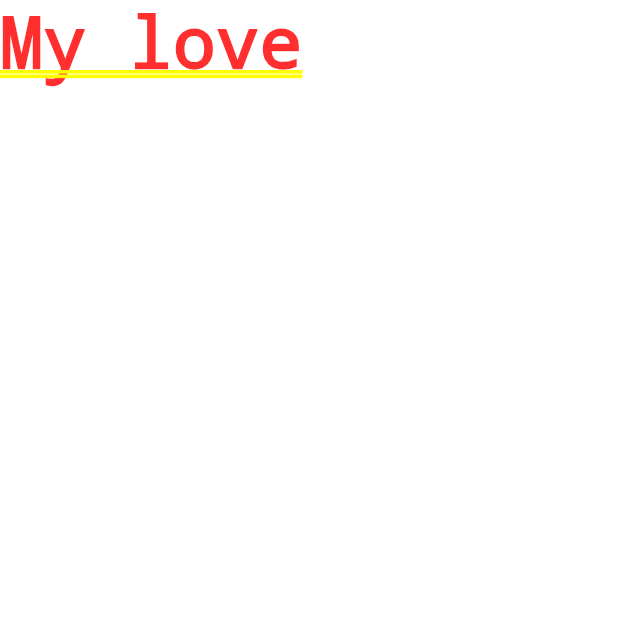
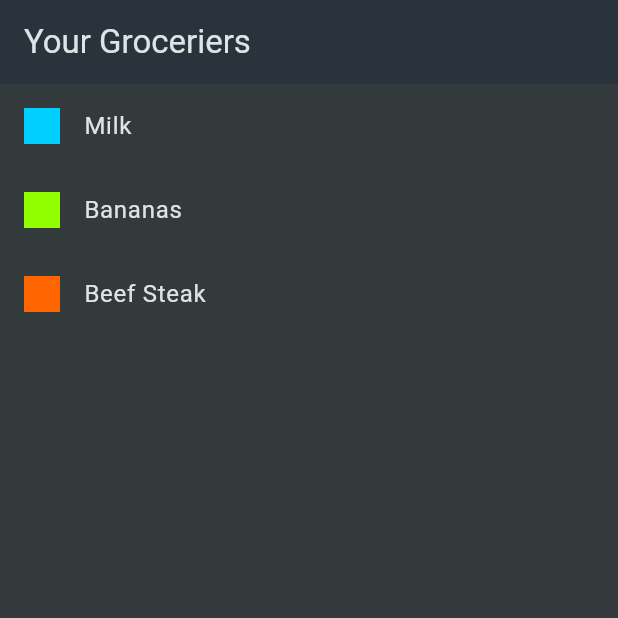
Before and after one commit to Harsh20221/shopping_list-ios, a Flutter app: the screen it shows after launch, on a phone screen of 412 x 824 dp, the top half of it. Run offline on Flutter 3.47's test engine with Material 3 defaults, Android fonts, the phone set to English and light mode, and no system bars.

Commit message:
More Changes

```diff
--- a/lib/widgets/grocery_list.dart
+++ b/lib/widgets/grocery_list.dart
@@ -1,13 +1,18 @@
 import 'package:flutter/material.dart';
+import 'package:shopping_list/data/dummy_items.dart';
 
 ////** Here We are Defining our Widget Class Grocery List*/
 
-
-class  GroceryList  extends StatelessWidget {
+class GroceryList extends StatelessWidget {
   const GroceryList({super.key});
   @override
   Widget build(BuildContext context) {
-  return Text("My love");
+    return Scaffold(
+      appBar: AppBar(title: Text("Your Groceriers")),
+      body: ListView.builder(  //? ListView.builder is used to create a scrollable list of items
+          itemBuilder: (ctx, index) => ListTile( ///? ListTile is a single fixed-height row that typically contains some text as well as a leading or trailing icon.
+                title: Text(groceryItems[index].name), //? Text is a widget that displays a string of text with a single style.
+             leading: Container(width: 24,height: 24,color: groceryItems[index].category.color,), ),itemCount: groceryItems.length,),//? Here leading will display a little Category Icon for all the Categories
+    );
   }
-
 }
```
